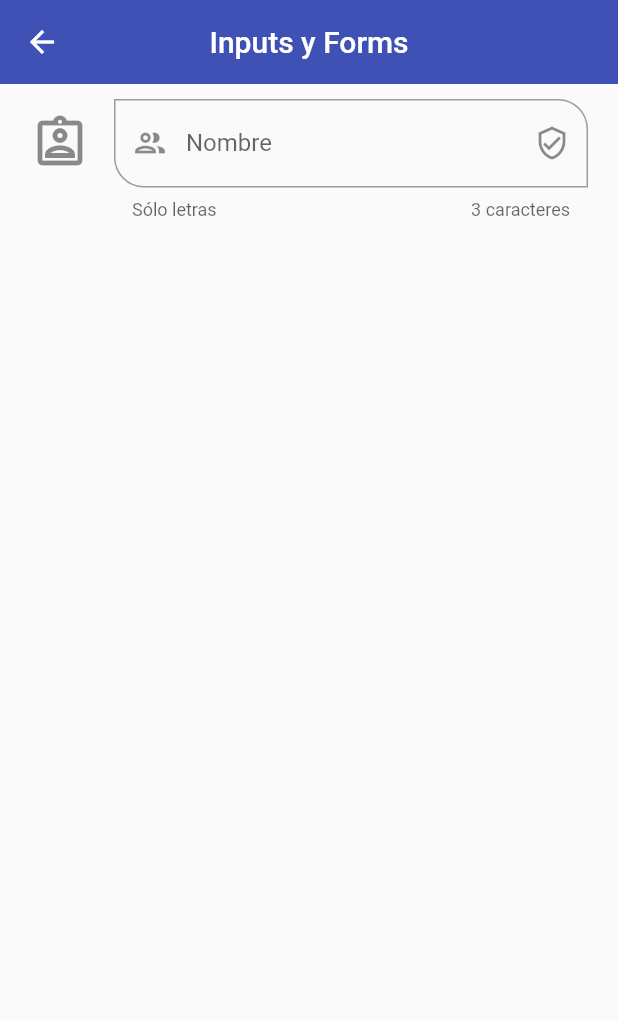
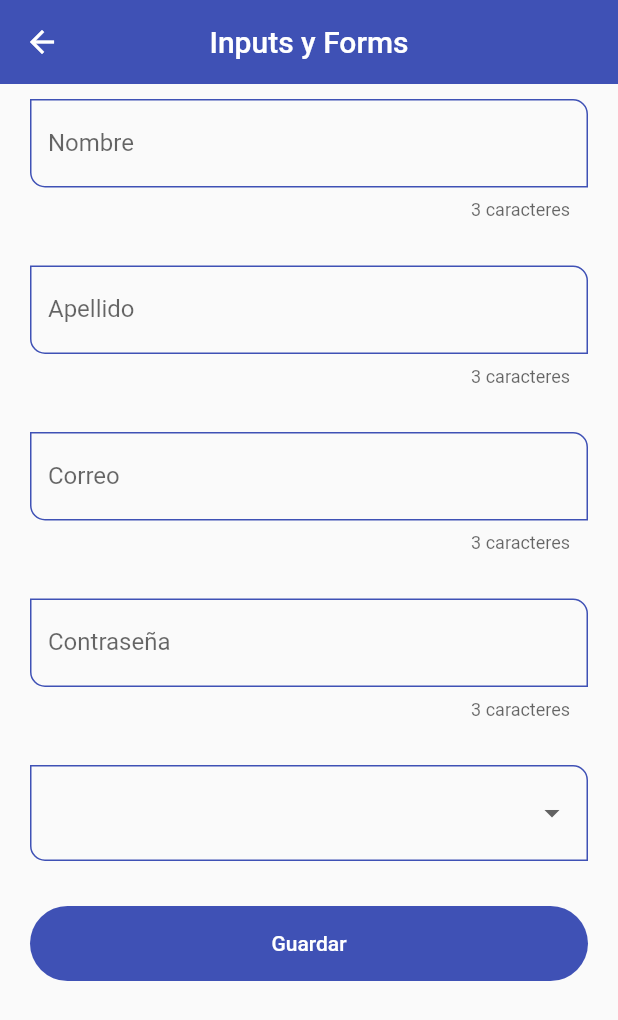
Before and after one commit to LuisPulenta/componentes, a Flutter app: the InputScreen screen opened by its route, on a phone screen of 412 x 824 dp. Shown: the top 1020 px of the screen. Run offline on Flutter 3.47's test engine with Material 2 defaults, Android fonts, the phone set to English and light mode, and no system bars.

Commit message:
Video 103

```diff
--- a/lib/router/app_routes.dart
+++ b/lib/router/app_routes.dart
@@ -47,6 +47,18 @@ class AppRoutes {
       name: 'Text Inputs',
       screen: const InputScreen(),
       icon: Icons.input_rounded,
+    ),
+    MenuOption(
+      route: 'slider',
+      name: 'Slider',
+      screen: const SliderScreen(),
+      icon: Icons.slow_motion_video_outlined,
+    ),
+    MenuOption(
+      route: 'listviewbuilder',
+      name: 'InfiniteScrol & Push&Refresh',
+      screen: const ListViewBuilderScreen(),
+      icon: Icons.list,
     )
   ];
 
--- a/lib/screens/inputs_screen.dart
+++ b/lib/screens/inputs_screen.dart
@@ -1,3 +1,4 @@
+import 'package:componentes/widgets/widgets.dart';
 import 'package:flutter/material.dart';
 
 class InputScreen extends StatelessWidget {
@@ -5,50 +6,109 @@ class InputScreen extends StatelessWidget {
 
   @override
   Widget build(BuildContext context) {
+    final GlobalKey<FormState> myFormKey = GlobalKey<FormState>();
+
+    final Map<String, String> formValues = {
+      'first-name': 'Luis',
+      'last-name': 'Nuñez',
+      'email': 'luis@gmail.com',
+      'password': '123456',
+      'role': 'Admin',
+    };
+
     return Scaffold(
         appBar: AppBar(title: const Text('Inputs y Forms')),
         body: SingleChildScrollView(
           child: Padding(
             padding: const EdgeInsets.symmetric(horizontal: 20, vertical: 10),
+            child: Form(
+              key: myFormKey,
               child: Column(
                 children: [
-                TextFormField(
-                  autofocus: false,
-                  initialValue: '',
-                  textCapitalization: TextCapitalization.words,
+                  CustomInputField(
+                    labelText: "Nombre",
+                    hintText: "Nombre del Usuario",
+                    formProperty: 'first-name',
+                    formValues: formValues,
+                  ),
+                  const SizedBox(
+                    height: 30,
+                  ),
+                  CustomInputField(
+                    labelText: "Apellido",
+                    hintText: "Apellido del Usuario",
+                    formProperty: 'last-name',
+                    formValues: formValues,
+                  ),
+                  const SizedBox(
+                    height: 30,
+                  ),
+                  CustomInputField(
+                    labelText: "Correo",
+                    hintText: "Correo del Usuario",
+                    keyboardType: TextInputType.emailAddress,
+                    formProperty: 'email',
+                    formValues: formValues,
+                  ),
+                  const SizedBox(
+                    height: 30,
+                  ),
+                  CustomInputField(
+                    labelText: "Contraseña",
+                    hintText: "Contraseña del Usuario",
+                    formProperty: 'password',
+                    formValues: formValues,
+                    isPassword: true,
+                  ),
+                  const SizedBox(
+                    height: 30,
+                  ),
+                  DropdownButtonFormField<String>(
+                    items: const [
+                      DropdownMenuItem(
+                        value: 'Admin',
+                        child: Text('Admin'),
+                      ),
+                      DropdownMenuItem(
+                        value: 'Superuser',
+                        child: Text('Superuser'),
+                      ),
+                      DropdownMenuItem(
+                        value: 'Developer',
+                        child: Text('Developer'),
+                      ),
+                      DropdownMenuItem(
+                        value: 'User',
+                        child: Text('User'),
+                      ),
+                    ],
                     onChanged: (value) {
-                    //('value: $value');
+                      //print(value);
+                      formValues['role'] = value ?? 'Admin';
                     },
-                  validator: (value) {
-                    if (value == null) {
-                      return 'Este campo es requerido';
-                    }
-                    return value.length < 3 ? 'Mínimo 3 letras' : null;
-                  },
-                  autovalidateMode: AutovalidateMode.onUserInteraction,
-                  decoration: const InputDecoration(
-                    hintText: 'Nombre del Usuario',
-                    labelText: 'Nombre',
-                    helperText: 'Sólo letras',
-                    counterText: '3 caracteres',
-                    focusedBorder: OutlineInputBorder(
-                      borderSide: BorderSide(color: Colors.green),
                   ),
-                    suffixIcon: Icon(Icons.verified_user_outlined),
-                    prefixIcon: Icon(Icons.group_outlined),
-                    icon: Icon(
-                      Icons.assignment_ind_outlined,
-                      size: 40,
+                  const SizedBox(
+                    height: 30,
                   ),
-                    border: OutlineInputBorder(
-                      borderRadius: BorderRadius.only(
-                        bottomLeft: Radius.circular(20),
-                        topRight: Radius.circular(20),
+                  ElevatedButton(
+                    child: const SizedBox(
+                      width: double.infinity,
+                      height: 50,
+                      child: Center(
+                        child: Text("Guardar"),
                       ),
                     ),
+                    onPressed: () {
+                      FocusScope.of(context).requestFocus(FocusNode());
+                      if (!myFormKey.currentState!.validate()) {
+                        //print("Formulario no válido");
+                        return;
+                      }
+                      //(formValues);
+                    },
+                  )
+                ],
               ),
-                ),
-              ],
             ),
           ),
         ));
--- a/lib/screens/screens.dart
+++ b/lib/screens/screens.dart
@@ -4,5 +4,7 @@ export 'package:componentes/screens/avatar_screen.dart';
 export 'package:componentes/screens/card_screen.dart';
 export 'package:componentes/screens/home_screen.dart';
 export 'package:componentes/screens/inputs_screen.dart';
+export 'package:componentes/screens/listview_builder_screen.dart';
 export 'package:componentes/screens/listview1_screen.dart';
 export 'package:componentes/screens/listview2_screen.dart';
+export 'package:componentes/screens/slider_screen.dart';
--- a/lib/themes/app_theme.dart
+++ b/lib/themes/app_theme.dart
@@ -30,7 +30,31 @@ class AppTheme {
         elevation: 0,
         //minimumSize: Size(170, 50),
       ),
-      ));
+    ),
+    inputDecorationTheme: const InputDecorationTheme(
+      floatingLabelStyle: TextStyle(color: primary),
+      enabledBorder: OutlineInputBorder(
+        borderSide: BorderSide(color: primary),
+        borderRadius: BorderRadius.only(
+          bottomLeft: Radius.circular(10),
+          topRight: Radius.circular(10),
+        ),
+      ),
+      focusedBorder: OutlineInputBorder(
+        borderSide: BorderSide(color: primary),
+        borderRadius: BorderRadius.only(
+          bottomLeft: Radius.circular(10),
+          topRight: Radius.circular(10),
+        ),
+      ),
+      border: OutlineInputBorder(
+        borderRadius: BorderRadius.only(
+          bottomLeft: Radius.circular(10),
+          topRight: Radius.circular(10),
+        ),
+      ),
+    ),
+  );
 
   static final ThemeData darkTheme = ThemeData.dark().copyWith(
       //Color primario
--- /dev/null
+++ b/lib/widgets/custom_input_field.dart
@@ -0,0 +1,53 @@
+import 'package:flutter/material.dart';
+
+class CustomInputField extends StatelessWidget {
+  final String? hintText;
+  final String? labelText;
+  final String? helperText;
+  final IconData? icon;
+  final IconData? suffixicon;
+  final TextInputType? keyboardType;
+  final bool isPassword;
+  final String formProperty;
+  final Map<String, String> formValues;
+
+  const CustomInputField({
+    Key? key,
+    this.hintText,
+    this.labelText,
+    this.helperText,
+    this.icon,
+    this.suffixicon,
+    this.keyboardType,
+    this.isPassword = false,
+    required this.formProperty,
+    required this.formValues,
+  }) : super(key: key);
+
+  @override
+  Widget build(BuildContext context) {
+    return TextFormField(
+      autofocus: false,
+      initialValue: '',
+      textCapitalization: TextCapitalization.words,
+      keyboardType: keyboardType,
+      obscureText: isPassword,
+      onChanged: (value) => formValues[formProperty] = value,
+      validator: (value) {
+        if (value == null) {
+          return 'Este campo es requerido';
+        }
+        return value.length < 3 ? 'Mínimo 3 letras' : null;
+      },
+      autovalidateMode: AutovalidateMode.onUserInteraction,
+      decoration: InputDecoration(
+        hintText: hintText,
+        labelText: labelText,
+        helperText: helperText,
+        counterText: '3 caracteres',
+        suffixIcon: suffixicon == null ? null : Icon(suffixicon),
+        icon: icon == null ? null : Icon(icon),
+      ),
+    );
+  }
+}
--- a/lib/widgets/widgets.dart
+++ b/lib/widgets/widgets.dart
@@ -1,2 +1,3 @@
 export 'package:componentes/widgets/custom_card_type1.dart';
 export 'package:componentes/widgets/custom_card_type2.dart';
+export 'package:componentes/widgets/custom_input_field.dart';
```
Also changed, not shown: lib/screens/listview_builder_screen.dart (added, +128 -0 lines), lib/screens/slider_screen.dart (added, +78 -0 lines). Lines whose indentation alone changed are shown as unchanged.
